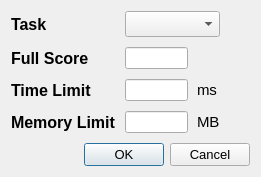
This is forms_unix/addtaskdialog.ui in Dust1404/Project_LemonPlus as Qt 5 draws it before an edit. The edited form follows.
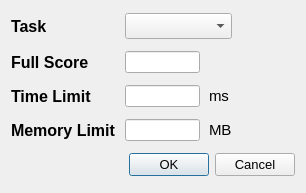
This is the edited form.

What changed in the file:
```diff
--- a/forms_unix/addtaskdialog.ui
+++ b/forms_unix/addtaskdialog.ui
@@ -6,8 +6,8 @@
    <rect>
     <x>0</x>
     <y>0</y>
-    <width>261</width>
-    <height>177</height>
+    <width>306</width>
+    <height>193</height>
    </rect>
   </property>
   <property name="minimumSize">
```
